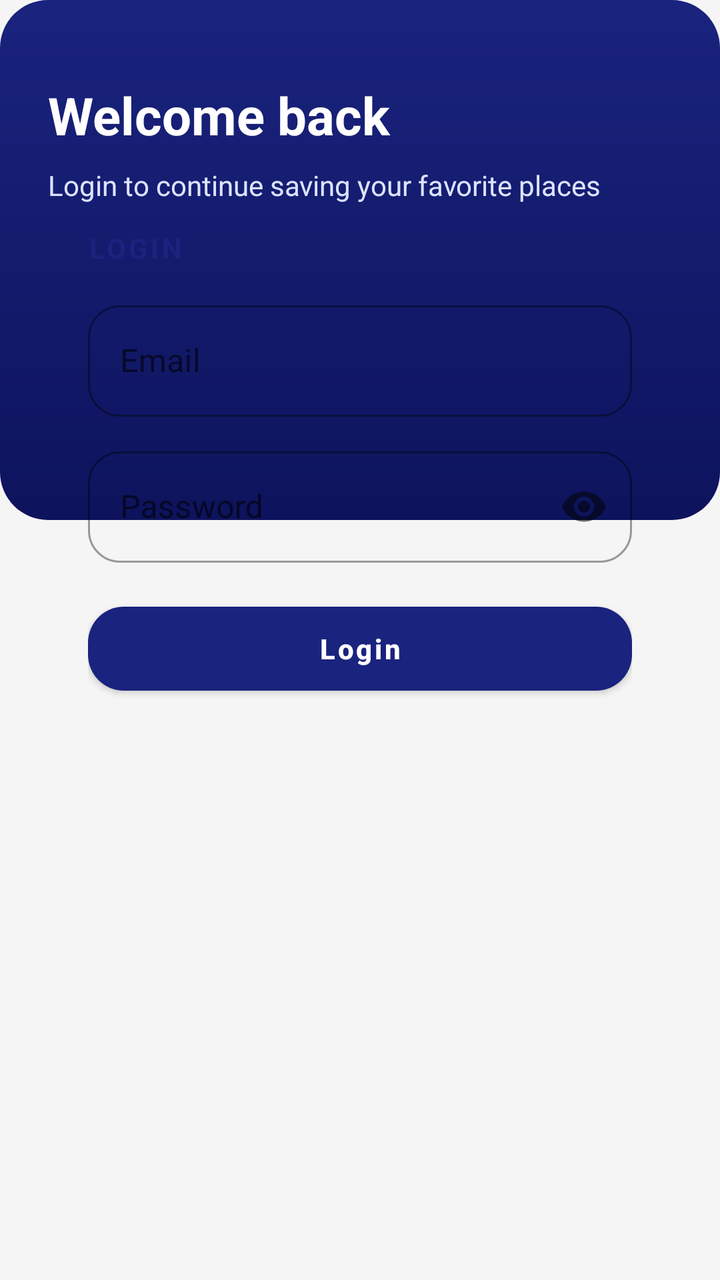
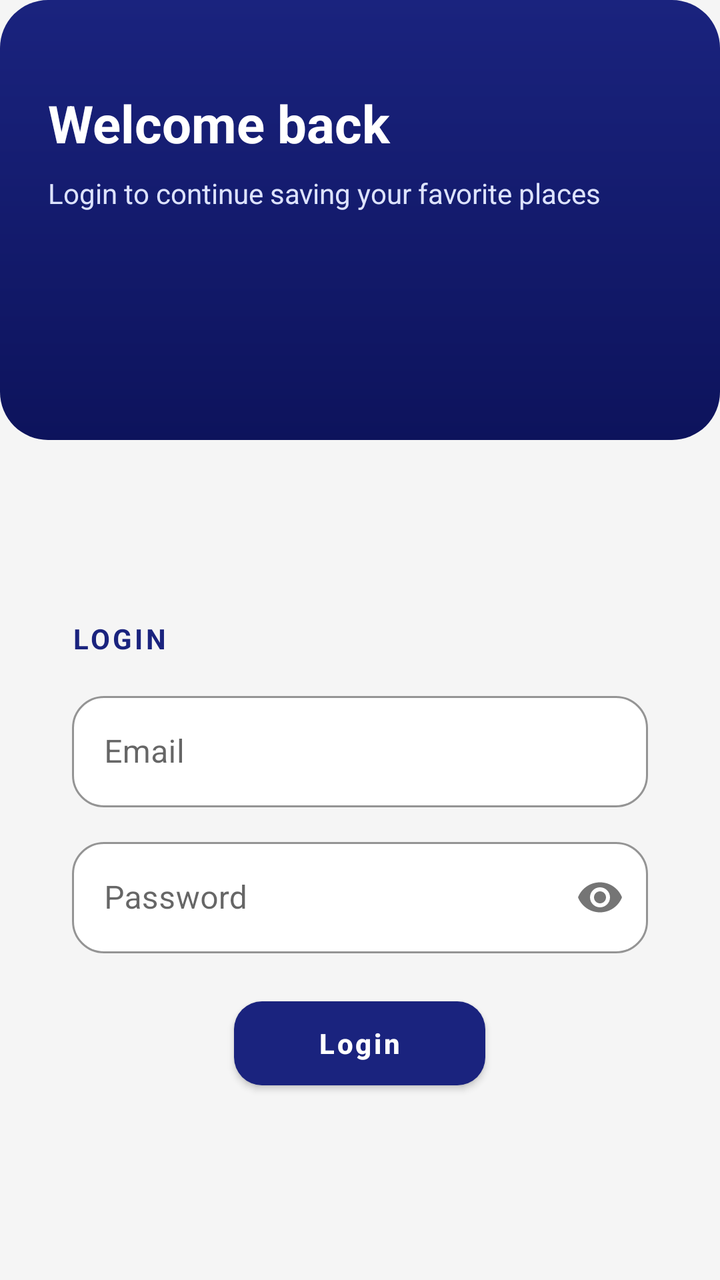

Two renders of the same Android screen: before a commit and after it. Below are the layout's source before the change and the commit's diff.
<!-- AndroidManifest.xml: application theme AppTheme -->
<!-- res/layout/activity_login.xml -->
<?xml version="1.0" encoding="utf-8"?>
<androidx.constraintlayout.widget.ConstraintLayout xmlns:android="http://schemas.android.com/apk/res/android"
    xmlns:app="http://schemas.android.com/apk/res-auto"
    android:layout_width="match_parent"
    android:layout_height="match_parent"
    android:background="@color/surfaceLight">

    <View
        android:id="@+id/topGradient"
        android:layout_width="0dp"
        android:layout_height="260dp"
        android:background="@drawable/bg_location_header_gradient"
        app:layout_constraintTop_toTopOf="parent"
        app:layout_constraintStart_toStartOf="parent"
        app:layout_constraintEnd_toEndOf="parent" />

    <TextView
        android:id="@+id/tvWelcome"
        android:layout_width="0dp"
        android:layout_height="wrap_content"
        android:layout_marginStart="24dp"
        android:layout_marginEnd="24dp"
        android:layout_marginTop="40dp"
        android:text="Welcome back"
        android:textStyle="bold"
        android:textSize="26sp"
        android:textColor="@android:color/white"
        app:layout_constraintTop_toTopOf="parent"
        app:layout_constraintStart_toStartOf="parent"
        app:layout_constraintEnd_toEndOf="parent" />

    <TextView
        android:id="@+id/tvSubtitle"
        android:layout_width="0dp"
        android:layout_height="wrap_content"
        android:layout_marginStart="24dp"
        android:layout_marginEnd="24dp"
        android:layout_marginTop="8dp"
        android:text="Login to continue saving your favorite places"
        android:textSize="14sp"
        android:textColor="#DDE3FF"
        app:layout_constraintTop_toBottomOf="@id/tvWelcome"
        app:layout_constraintStart_toStartOf="parent"
        app:layout_constraintEnd_toEndOf="parent" />

    <com.google.android.material.card.MaterialCardView
        android:id="@+id/cardLogin"
        android:layout_width="0dp"
        android:layout_height="wrap_content"
        android:layout_marginStart="16dp"
        android:layout_marginEnd="16dp"
        android:layout_marginTop="26dp"
        app:cardBackgroundColor="@color/surfaceWhite"
        app:cardCornerRadius="28dp"
        app:cardElevation="10dp"
        app:layout_constraintTop_toBottomOf="@id/topGradient"
        app:layout_constraintStart_toStartOf="parent"
        app:layout_constraintEnd_toEndOf="parent" />

    <LinearLayout
        android:layout_width="0dp"
        android:layout_height="wrap_content"
        android:layout_marginStart="28dp"
        android:layout_marginEnd="28dp"
        android:layout_marginTop="-190dp"
        android:orientation="vertical"
        android:paddingTop="18dp"
        android:paddingBottom="20dp"
        app:layout_constraintTop_toTopOf="@id/cardLogin"
        app:layout_constraintStart_toStartOf="@id/cardLogin"
        app:layout_constraintEnd_toEndOf="@id/cardLogin">

        <TextView
            android:layout_width="wrap_content"
            android:layout_height="wrap_content"
            android:text="LOGIN"
            android:textStyle="bold"
            android:textSize="14sp"
            android:letterSpacing="0.1"
            android:textColor="@color/brandBlue"
            android:layout_marginBottom="14dp" />

        <com.google.android.material.textfield.TextInputLayout
            android:id="@+id/tilEmail"
            style="@style/Widget.MaterialComponents.TextInputLayout.OutlinedBox"
            android:layout_width="match_parent"
            android:layout_height="wrap_content"
            android:hint="Email"
            app:boxCornerRadiusTopStart="16dp"
            app:boxCornerRadiusTopEnd="16dp"
            app:boxCornerRadiusBottomStart="16dp"
            app:boxCornerRadiusBottomEnd="16dp">

            <com.google.android.material.textfield.TextInputEditText
                android:id="@+id/etEmail"
                android:layout_width="match_parent"
                android:layout_height="wrap_content"
                android:inputType="textEmailAddress" />
        </com.google.android.material.textfield.TextInputLayout>

        <com.google.android.material.textfield.TextInputLayout
            android:id="@+id/tilPassword"
            style="@style/Widget.MaterialComponents.TextInputLayout.OutlinedBox"
            android:layout_width="match_parent"
            android:layout_height="wrap_content"
            android:layout_marginTop="12dp"
            android:hint="Password"
            app:passwordToggleEnabled="true"
            app:boxCornerRadiusTopStart="16dp"
            app:boxCornerRadiusTopEnd="16dp"
            app:boxCornerRadiusBottomStart="16dp"
            app:boxCornerRadiusBottomEnd="16dp">

            <com.google.android.material.textfield.TextInputEditText
                android:id="@+id/etPassword"
                android:layout_width="match_parent"
                android:layout_height="wrap_content"
                android:inputType="textPassword" />
        </com.google.android.material.textfield.TextInputLayout>

        <com.google.android.material.button.MaterialButton
            android:id="@+id/btnLogin"
            android:layout_width="match_parent"
            android:layout_height="54dp"
            android:layout_marginTop="16dp"
            android:text="Login"
            android:textAllCaps="false"
            android:textStyle="bold"
            android:textColor="@android:color/white"
            app:backgroundTint="@color/brandBlue"
            app:cornerRadius="18dp" />

    </LinearLayout>

</androidx.constraintlayout.widget.ConstraintLayout>
<!-- resources referenced by this layout -->
<resources>
  <color name="brandBlue">#1A237E</color>
  <color name="surfaceLight">#F5F5F5</color>
  <color name="surfaceWhite">#FFFFFF</color>
  <!-- drawable bg_location_header_gradient (drawable) -->
  <?xml version="1.0" encoding="utf-8"?>
  <shape xmlns:android="http://schemas.android.com/apk/res/android">
      <gradient
          android:angle="270"
          android:startColor="@color/brandBlue"
          android:endColor="@color/brandBlueDark" />
      <corners android:radius="24dp" />
  </shape>
  <style name="AppTheme" parent="Theme.MaterialComponents.Light.NoActionBar">
          <item name="colorPrimary">@color/colorPrimary</item>
          <item name="colorPrimaryDark">@color/colorPrimaryDark</item>
          <item name="colorAccent">@color/colorAccent</item>
          <item name="android:windowBackground">@color/backgroundColor</item>
      </style>
  <color name="brandBlueDark">#0D135C</color>
  <color name="colorPrimary">#2196F3</color>
  <color name="colorPrimaryDark">#1565C0</color>
  <color name="colorAccent">#FF6F00</color>
  <color name="backgroundColor">#F5F5F5</color>
</resources>

<!-- the commit's change to res/layout/activity_login.xml (unified diff, before → after) -->
@@ -1,135 +1,159 @@
 <?xml version="1.0" encoding="utf-8"?>
-<androidx.constraintlayout.widget.ConstraintLayout xmlns:android="http://schemas.android.com/apk/res/android"
+<androidx.core.widget.NestedScrollView xmlns:android="http://schemas.android.com/apk/res/android"
     xmlns:app="http://schemas.android.com/apk/res-auto"
     android:layout_width="match_parent"
     android:layout_height="match_parent"
+    android:fillViewport="true"
     android:background="@color/surfaceLight">
 
-    <View
-        android:id="@+id/topGradient"
-        android:layout_width="0dp"
-        android:layout_height="260dp"
-        android:background="@drawable/bg_location_header_gradient"
-        app:layout_constraintTop_toTopOf="parent"
-        app:layout_constraintStart_toStartOf="parent"
-        app:layout_constraintEnd_toEndOf="parent" />
+    <androidx.constraintlayout.widget.ConstraintLayout
+        android:layout_width="match_parent"
+        android:layout_height="match_parent">
 
-    <TextView
-        android:id="@+id/tvWelcome"
-        android:layout_width="0dp"
-        android:layout_height="wrap_content"
-        android:layout_marginStart="24dp"
-        android:layout_marginEnd="24dp"
-        android:layout_marginTop="40dp"
-        android:text="Welcome back"
-        android:textStyle="bold"
-        android:textSize="26sp"
-        android:textColor="@android:color/white"
-        app:layout_constraintTop_toTopOf="parent"
-        app:layout_constraintStart_toStartOf="parent"
-        app:layout_constraintEnd_toEndOf="parent" />
-
-    <TextView
-        android:id="@+id/tvSubtitle"
-        android:layout_width="0dp"
-        android:layout_height="wrap_content"
-        android:layout_marginStart="24dp"
-        android:layout_marginEnd="24dp"
-        android:layout_marginTop="8dp"
-        android:text="Login to continue saving your favorite places"
-        android:textSize="14sp"
-        android:textColor="#DDE3FF"
-        app:layout_constraintTop_toBottomOf="@id/tvWelcome"
-        app:layout_constraintStart_toStartOf="parent"
-        app:layout_constraintEnd_toEndOf="parent" />
-
-    <com.google.android.material.card.MaterialCardView
-        android:id="@+id/cardLogin"
-        android:layout_width="0dp"
-        android:layout_height="wrap_content"
-        android:layout_marginStart="16dp"
-        android:layout_marginEnd="16dp"
-        android:layout_marginTop="26dp"
-        app:cardBackgroundColor="@color/surfaceWhite"
-        app:cardCornerRadius="28dp"
-        app:cardElevation="10dp"
-        app:layout_constraintTop_toBottomOf="@id/topGradient"
-        app:layout_constraintStart_toStartOf="parent"
-        app:layout_constraintEnd_toEndOf="parent" />
-
-    <LinearLayout
-        android:layout_width="0dp"
-        android:layout_height="wrap_content"
-        android:layout_marginStart="28dp"
-        android:layout_marginEnd="28dp"
-        android:layout_marginTop="-190dp"
-        android:orientation="vertical"
-        android:paddingTop="18dp"
-        android:paddingBottom="20dp"
-        app:layout_constraintTop_toTopOf="@id/cardLogin"
-        app:layout_constraintStart_toStartOf="@id/cardLogin"
-        app:layout_constraintEnd_toEndOf="@id/cardLogin">
+        <View
+            android:id="@+id/topGradient"
+            android:layout_width="0dp"
+            android:layout_height="220dp"
+            android:background="@drawable/bg_location_header_gradient"
+            app:layout_constraintTop_toTopOf="parent"
+            app:layout_constraintStart_toStartOf="parent"
+            app:layout_constraintEnd_toEndOf="parent" />
 
         <TextView
-            android:layout_width="wrap_content"
+            android:id="@+id/tvWelcome"
+            android:layout_width="0dp"
             android:layout_height="wrap_content"
-            android:text="LOGIN"
+            android:layout_marginStart="24dp"
+            android:layout_marginEnd="24dp"
+            android:layout_marginTop="44dp"
+            android:text="Welcome back"
             android:textStyle="bold"
+            android:textSize="26sp"
+            android:textColor="@android:color/white"
+            app:layout_constraintTop_toTopOf="parent"
+            app:layout_constraintStart_toStartOf="parent"
+            app:layout_constraintEnd_toEndOf="parent" />
+
+        <TextView
+            android:id="@+id/tvSubtitle"
+            android:layout_width="0dp"
+            android:layout_height="wrap_content"
+            android:layout_marginStart="24dp"
+            android:layout_marginEnd="24dp"
+            android:layout_marginTop="8dp"
+            android:text="Login to continue saving your favorite places"
             android:textSize="14sp"
-            android:letterSpacing="0.1"
-            android:textColor="@color/brandBlue"
-            android:layout_marginBottom="14dp" />
+            android:textColor="#DDE3FF"
+            app:layout_constraintTop_toBottomOf="@id/tvWelcome"
+            app:layout_constraintStart_toStartOf="parent"
+            app:layout_constraintEnd_toEndOf="parent" />
 
-        <com.google.android.material.textfield.TextInputLayout
-            android:id="@+id/tilEmail"
-            style="@style/Widget.MaterialComponents.TextInputLayout.OutlinedBox"
-            android:layout_width="match_parent"
+        <com.google.android.material.card.MaterialCardView
+            android:id="@+id/cardLogin"
+            android:layout_width="0dp"
             android:layout_height="wrap_content"
-            android:hint="Email"
-            app:boxCornerRadiusTopStart="16dp"
-            app:boxCornerRadiusTopEnd="16dp"
-            app:boxCornerRadiusBottomStart="16dp"
-            app:boxCornerRadiusBottomEnd="16dp">
+            android:layout_marginStart="16dp"
+            android:layout_marginEnd="16dp"
+            android:layout_marginTop="18dp"
+            android:layout_marginBottom="20dp"
+            app:cardBackgroundColor="@color/surfaceWhite"
+            app:cardCornerRadius="28dp"
+            app:cardElevation="10dp"
+            app:layout_constraintTop_toBottomOf="@id/topGradient"
+            app:layout_constraintStart_toStartOf="parent"
+            app:layout_constraintEnd_toEndOf="parent"
+            app:layout_constraintBottom_toBottomOf="parent" />
 
-            <com.google.android.material.textfield.TextInputEditText
-                android:id="@+id/etEmail"
+        <LinearLayout
+            android:layout_width="0dp"
+            android:layout_height="wrap_content"
+            android:layout_marginStart="20dp"
+            android:layout_marginEnd="20dp"
+            android:layout_marginTop="20dp"
+            android:layout_marginBottom="20dp"
+            android:orientation="vertical"
+            app:layout_constraintTop_toTopOf="@id/cardLogin"
+            app:layout_constraintBottom_toBottomOf="@id/cardLogin"
+            app:layout_constraintStart_toStartOf="@id/cardLogin"
+            app:layout_constraintEnd_toEndOf="@id/cardLogin">
+
+            <TextView
+                android:layout_width="wrap_content"
+                android:layout_height="wrap_content"
+                android:text="LOGIN"
+                android:textStyle="bold"
+                android:textSize="14sp"
+                android:letterSpacing="0.1"
+                android:textColor="@color/brandBlue"
+                android:layout_marginBottom="14dp" />
+
+            <com.google.android.material.textfield.TextInputLayout
+                android:id="@+id/tilEmail"
+                style="@style/Widget.MaterialComponents.TextInputLayout.OutlinedBox"
                 android:layout_width="match_parent"
                 android:layout_height="wrap_content"
-                android:inputType="textEmailAddress" />
-        </com.google.android.material.textfield.TextInputLayout>
+                android:hint="Email"
+                app:boxBackgroundColor="@android:color/white"
+                app:boxStrokeColor="#D0D0D0"
+                app:hintTextColor="#9E9E9E"
+                app:boxCornerRadiusTopStart="16dp"
+                app:boxCornerRadiusTopEnd="16dp"
+                app:boxCornerRadiusBottomStart="16dp"
+                app:boxCornerRadiusBottomEnd="16dp">
 
-        <com.google.android.material.textfield.TextInputLayout
-            android:id="@+id/tilPassword"
-            style="@style/Widget.MaterialComponents.TextInputLayout.OutlinedBox"
-            android:layout_width="match_parent"
-            android:layout_height="wrap_content"
-            android:layout_marginTop="12dp"
-            android:hint="Password"
-            app:passwordToggleEnabled="true"
-            app:boxCornerRadiusTopStart="16dp"
-            app:boxCornerRadiusTopEnd="16dp"
-            app:boxCornerRadiusBottomStart="16dp"
-            app:boxCornerRadiusBottomEnd="16dp">
+                <com.google.android.material.textfield.TextInputEditText
+                    android:id="@+id/etEmail"
+                    android:layout_width="match_parent"
+                    android:layout_height="wrap_content"
+                    android:inputType="textEmailAddress"
+                    android:textColor="#212121"
+                    android:textColorHint="#9E9E9E"
+                    android:imeOptions="actionNext" />
+            </com.google.android.material.textfield.TextInputLayout>
 
-            <com.google.android.material.textfield.TextInputEditText
-                android:id="@+id/etPassword"
+            <com.google.android.material.textfield.TextInputLayout
+                android:id="@+id/tilPassword"
+                style="@style/Widget.MaterialComponents.TextInputLayout.OutlinedBox"
                 android:layout_width="match_parent"
                 android:layout_height="wrap_content"
-                android:inputType="textPassword" />
-        </com.google.android.material.textfield.TextInputLayout>
+                android:layout_marginTop="12dp"
+                android:hint="Password"
+                app:passwordToggleEnabled="true"
+                app:boxBackgroundColor="@android:color/white"
+                app:boxStrokeColor="#D0D0D0"
+                app:hintTextColor="#9E9E9E"
+                app:boxCornerRadiusTopStart="16dp"
+                app:boxCornerRadiusTopEnd="16dp"
+                app:boxCornerRadiusBottomStart="16dp"
+                app:boxCornerRadiusBottomEnd="16dp">
 
-        <com.google.android.material.button.MaterialButton
-            android:id="@+id/btnLogin"
-            android:layout_width="match_parent"
-            android:layout_height="54dp"
-            android:layout_marginTop="16dp"
-            android:text="Login"
-            android:textAllCaps="false"
-            android:textStyle="bold"
-            android:textColor="@android:color/white"
-            app:backgroundTint="@color/brandBlue"
-            app:cornerRadius="18dp" />
+                <com.google.android.material.textfield.TextInputEditText
+                    android:id="@+id/etPassword"
+                    android:layout_width="match_parent"
+                    android:layout_height="wrap_content"
+                    android:inputType="textPassword"
+                    android:textColor="#212121"
+                    android:textColorHint="#9E9E9E"
+                    android:imeOptions="actionDone" />
+            </com.google.android.material.textfield.TextInputLayout>
 
-    </LinearLayout>
+            <com.google.android.material.button.MaterialButton
+                android:id="@+id/btnLogin"
+                android:layout_width="wrap_content"
+                android:layout_height="54dp"
+                android:layout_gravity="center_horizontal"
+                android:layout_marginTop="18dp"
+                android:paddingStart="42dp"
+                android:paddingEnd="42dp"
+                android:text="Login"
+                android:textAllCaps="false"
+                android:textStyle="bold"
+                android:textColor="@android:color/white"
+                app:backgroundTint="@color/brandBlue"
+                app:cornerRadius="14dp" />
 
-</androidx.constraintlayout.widget.ConstraintLayout>
+        </LinearLayout>
+
+    </androidx.constraintlayout.widget.ConstraintLayout>
+
+</androidx.core.widget.NestedScrollView>
